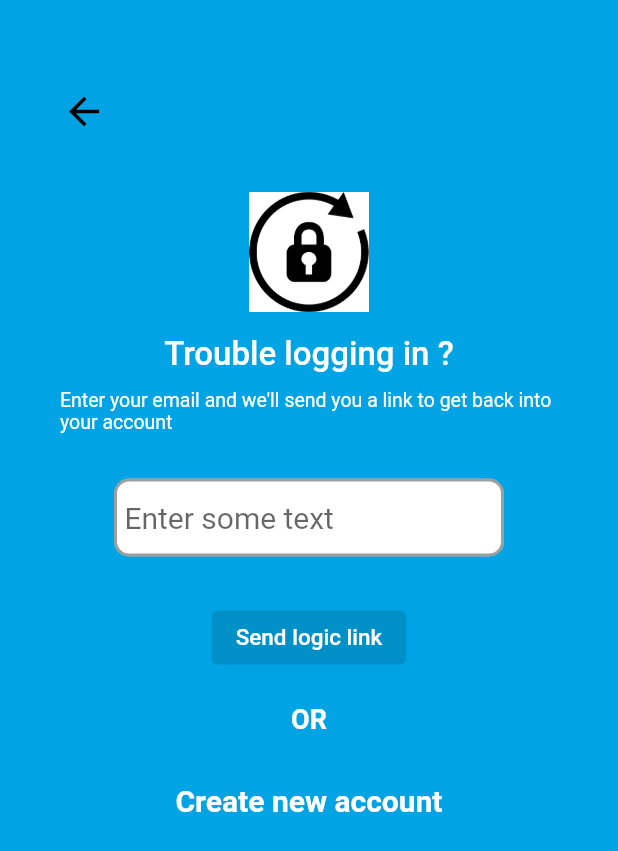
After one commit to manishramanan/Gamez4uApp, a Flutter app: the ForgotpassScreen screen opened directly, on a phone screen of 412 x 824 dp. The commit adds this screen. Shown: the top 851 px of the screen. Run offline on Flutter 3.47's test engine with Material 2 defaults, Android fonts, the phone set to English and light mode, and no system bars; our stand-ins replace intl_phone_number_input.

Commit message:
created 3 files and made some changes in all files

```diff
--- a/lib/logger.dart
+++ /dev/null
@@ -1,3 +0,0 @@
-import 'dart:developer' show log;
-
-void logger(Object obj) => log(obj.toString());
--- /dev/null
+++ b/lib/screens/Forgotpass.dart
@@ -0,0 +1,121 @@
+import 'package:flutter/material.dart';
+import 'package:games4u/screens/signup.dart';
+
+//import 'package:font_awesome_flutter/font_awesome_flutter.dart';
+class ForgotpassScreen extends StatelessWidget {
+  const ForgotpassScreen({super.key});
+
+  @override
+  Widget build(BuildContext context) {
+    return Scaffold(
+      backgroundColor: const Color(0xFF00A4E4),
+      body: Column(
+        children: <Widget>[
+          Padding(
+            padding: const EdgeInsets.only(top: 50, right: 300),
+            child: IconButton(
+                // alignment: const Alignment(),
+                iconSize: 30,
+                color: Colors.black,
+                icon: const Icon(Icons.arrow_back),
+                onPressed: (() => Navigator.pop(context))),
+          ),
+          Padding(
+            padding: const EdgeInsets.only(top: 30),
+            child: Image.asset(
+              'images/lock.png',
+              height: 80,
+              width: 80,
+            ),
+          ),
+          const Padding(
+            padding: EdgeInsets.only(top: 15),
+            child: Text(
+              'Trouble logging in ?',
+              style: TextStyle(
+                fontSize: 22,
+                color: Colors.white,
+                fontWeight: FontWeight.w500,
+              ),
+            ),
+          ),
+          const Padding(
+            padding: EdgeInsets.only(top: 10, left: 40, right: 30),
+            child: Text(
+              "Enter your email and we'll send you a link to get back into your account",
+              style: TextStyle(
+                color: Colors.white,
+                fontSize: 13,
+                fontWeight: FontWeight.w400,
+              ),
+            ),
+          ),
+          Padding(
+            padding: const EdgeInsets.only(top: 30),
+            child: Container(
+              width: 260,
+              // height: 50,
+              decoration: BoxDecoration(
+                border: Border.all(color: Colors.black38, width: 2),
+                shape: BoxShape.rectangle,
+                color: Colors.white,
+                borderRadius: const BorderRadius.all(Radius.circular(10)),
+              ),
+              child: TextFormField(
+                style: const TextStyle(
+                  fontSize: 20,
+                  //fontWeight: FontWeight.w00,
+                ),
+                decoration: const InputDecoration(
+                  hintText: ' Enter some text',
+                  border: InputBorder.none,
+                ),
+              ),
+            ),
+          ),
+          const Padding(
+            padding: EdgeInsets.only(top: 30),
+            child: ElevatedButton(
+              onPressed: null,
+              child: Text(
+                'Send logic link',
+                style: TextStyle(
+                  fontSize: 15,
+                  color: Colors.white,
+                ),
+              ),
+            ),
+          ),
+          const Padding(
+            padding: EdgeInsets.only(top: 20),
+            child: Text(
+              "OR",
+              style: TextStyle(
+                color: Colors.white,
+                fontSize: 18,
+                fontWeight: FontWeight.w700,
+              ),
+            ),
+          ),
+          Padding(
+              padding: const EdgeInsets.only(top: 20),
+              child: TextButton(
+                  onPressed: (() {
+                    Navigator.push(
+                        context,
+                        MaterialPageRoute(
+                            builder: (context) => const SignupScreen()));
+                  }),
+                  child: const Text(
+                    'Create new account',
+                    style: TextStyle(
+                      fontSize: 20,
+                      color: Colors.white,
+                      fontWeight: FontWeight.w600,
+                    ),
+                  ))),
+        ],
+      ),
+    );
+  }
+}
--- a/lib/screens/signup.dart
+++ b/lib/screens/signup.dart
@@ -3,7 +3,7 @@ import 'dart:convert' as convert;
 
 import 'package:flutter/material.dart';
 import 'package:games4u/screens/login.dart';
-import 'package:games4u/screens/phone_verification.dart';
+import 'package:games4u/screens/signup_phone.dart';
 import 'package:http/http.dart' as http;
 
 Future<User> fetchUser(int id) async {
@@ -353,7 +353,7 @@ class SignupScreenState extends State<SignupScreen> {
                             context,
                             MaterialPageRoute(
                                 builder: (context) =>
-                                    const VerifyPhoneScreen()));
+                                    const SignupPhoneScreen()));
                       }),
                       child: const Text(
                         'Signup with Mobile number ',
--- a/pubspec.yaml
+++ b/pubspec.yaml
@@ -39,7 +39,7 @@ dependencies:
   cupertino_icons: ^1.0.2
   http: ^0.13.5
   intl_phone_number_input: ^0.7.2
-
+  font_awesome_flutter: ^8.8.1
 
 dev_dependencies:
   flutter_test:
@@ -66,7 +66,7 @@ flutter:
   # To add assets to your application, add an assets section, like this:
   assets:
     - images/
-  #   - images/a_dot_ham.jpeg
+    # - images/logoapp.png
 
   # An image asset can refer to one or more resolution-specific "variants", see
   # https://flutter.dev/assets-and-images/#resolution-aware
```
Also changed, not shown: lib/main.dart (+11 -7 lines), lib/screens/homepage.dart (added, +30 -0 lines), lib/screens/login.dart (+7 -75 lines), lib/screens/login_phone.dart (added, +201 -0 lines), lib/screens/login_update.dart (deleted, +0 -101 lines), lib/screens/mainscreen.dart (+28 -5 lines), lib/screens/signup_phone.dart (renamed from lib/screens/phone_verification.dart, +16 -13 lines), lib/screens/welcome.dart (+34 -18 lines), images/NEWLOGO.png (added), images/lock.png (added), images/logoapp.png (added), images/logopic1.png (added).
